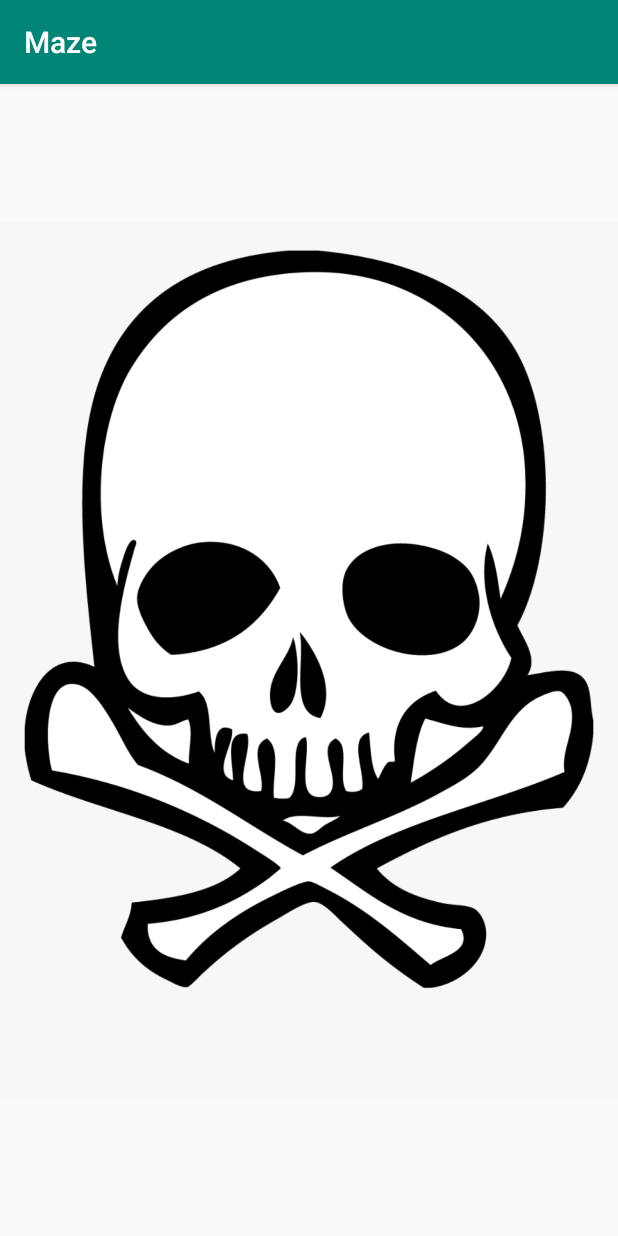
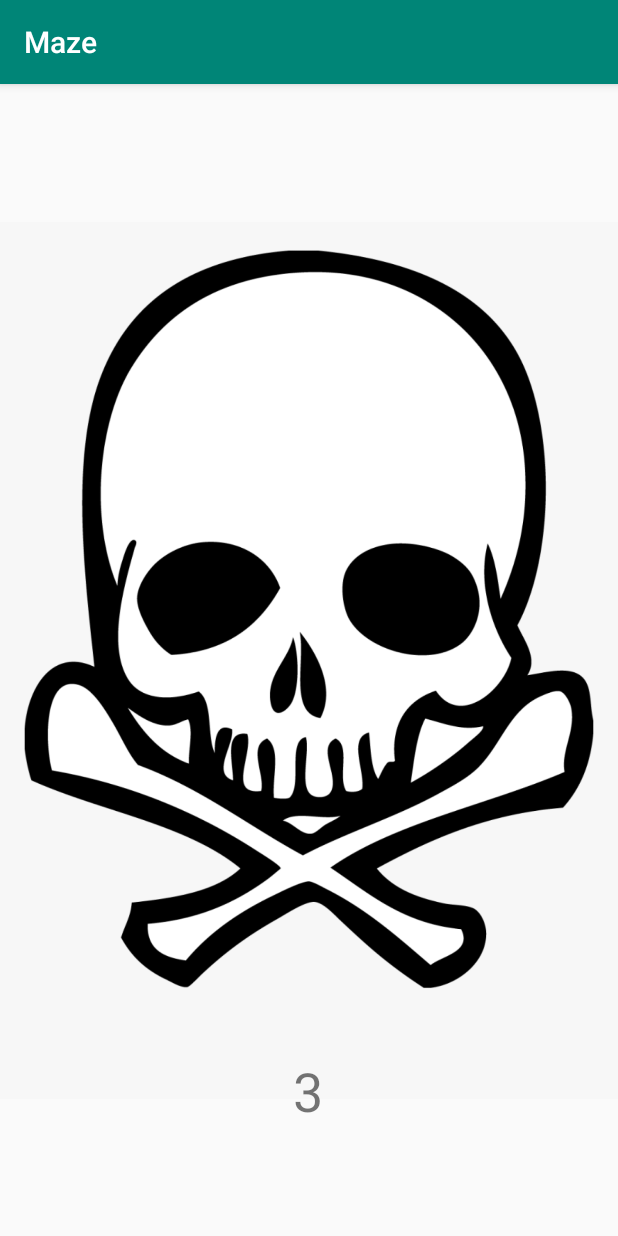
Before and after one commit to AlphaPiece/Maze, an Android app: the StatusActivity screen opened directly, with no data from a screen before it, on a phone screen of 412 x 824 dp. Run offline under Robolectric (Android 15) with nearby library versions, the phone set to English and light mode, and no system bars.

Commit message:
Added dead status activity

```diff
--- a/Maze/app/src/main/java/com/example/maze/StatusActivity.java
+++ b/Maze/app/src/main/java/com/example/maze/StatusActivity.java
@@ -2,7 +2,10 @@ package com.example.maze;
 
 import androidx.appcompat.app.AppCompatActivity;
 
+import android.content.Intent;
 import android.os.Bundle;
+import android.os.CountDownTimer;
+import android.widget.TextView;
 
 public class StatusActivity extends AppCompatActivity {
 
@@ -10,5 +13,20 @@ public class StatusActivity extends AppCompatActivity {
     protected void onCreate(Bundle savedInstanceState) {
         super.onCreate(savedInstanceState);
         setContentView(R.layout.activity_status);
+
+        new CountDownTimer(4000, 1000) {
+
+            TextView statusTimer = findViewById(R.id.statusTimer);
+
+            public void onTick(long millisUntilFinished) {
+                statusTimer.setText(String.valueOf(millisUntilFinished / 1000));
+            }
+
+            public void onFinish() {
+                Intent intent = new Intent(StatusActivity.this, ModeActivity.class);
+                startActivity(intent);
+            }
+
+        }.start();
     }
 }
--- a/Maze/app/src/main/res/layout/activity_status.xml
+++ b/Maze/app/src/main/res/layout/activity_status.xml
@@ -17,4 +17,15 @@
         app:layout_constraintStart_toStartOf="parent"
         app:layout_constraintTop_toTopOf="parent"
         app:srcCompat="@drawable/skull" />
+
+    <TextView
+        android:id="@+id/statusTimer"
+        android:layout_width="21dp"
+        android:layout_height="41dp"
+        android:layout_marginBottom="80dp"
+        android:text="@string/statusTimer"
+        android:textSize="36sp"
+        app:layout_constraintBottom_toBottomOf="parent"
+        app:layout_constraintEnd_toEndOf="parent"
+        app:layout_constraintStart_toStartOf="parent" />
 </androidx.constraintlayout.widget.ConstraintLayout>
--- a/Maze/app/src/main/res/values/strings.xml
+++ b/Maze/app/src/main/res/values/strings.xml
@@ -8,4 +8,5 @@
     <string name="mazeDownwardButton">DownwardButton</string>
     <string name="monsterModeButton">Monster Mode</string>
     <string name="skullImage">Skull</string>
+    <string name="statusTimer">3</string>
 </resources>
```
